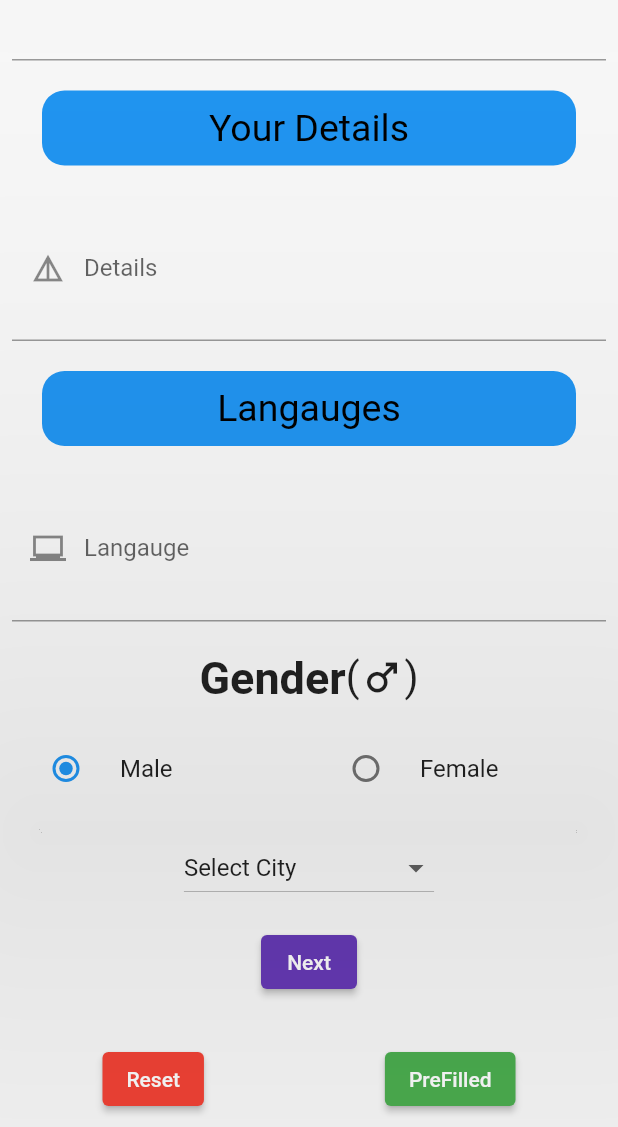
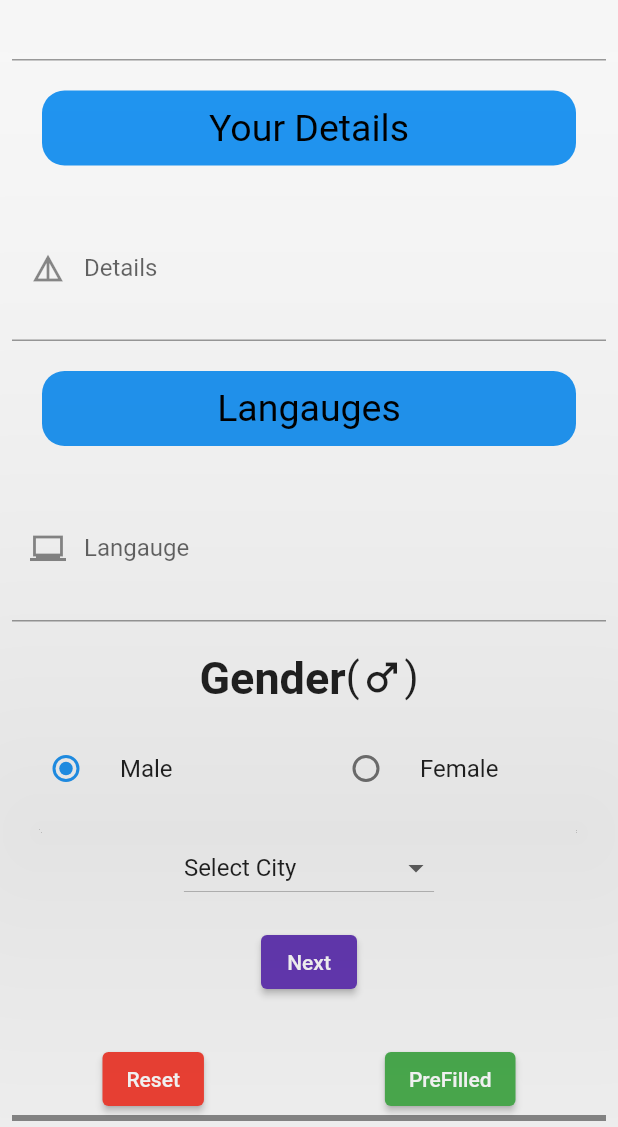
Before and after one commit to Akshitchovatiya20/resume, a Flutter app: the screen it shows after launch, scrolled down 1023 dp, on a phone screen of 412 x 824 dp, the part 109-1236 px from its top. Run offline on Flutter 3.47's test engine with Material 2 defaults, Android fonts, the light colour scheme and no system bars; our stand-ins replace image_picker, pdf.

Commit message:
22/06/22 /Afternoon

```diff
--- a/lib/Four.dart
+++ b/lib/Four.dart
@@ -1,4 +1,3 @@
-import 'dart:io';
 
 import 'package:flutter/material.dart';
 import 'package:resume/Modalclass.dart';
@@ -54,7 +53,7 @@ class _fourState extends State<four> {
                           height: 100,
                           width: 100,
                           child: CircleAvatar(
-                            backgroundImage: FileImage(File(m1.f1.path)),
+                            backgroundImage: FileImage(m1.f1),
                           ),
                         ),
                       ),
--- a/lib/Modalclass.dart
+++ b/lib/Modalclass.dart
@@ -1,6 +1,6 @@
 import 'dart:io';
 
-class Modeldata{
+class Modeldata {
   File f1 = File("");
   String? name;
   String? edu;
@@ -29,5 +29,4 @@ class Modeldata{
       this.selectcity,
       f1
   });
-
 }
--- a/lib/Second.dart
+++ b/lib/Second.dart
@@ -1,3 +1,4 @@
+import 'dart:async';
 import 'dart:io';
 
 import 'package:flutter/material.dart';
@@ -32,9 +33,12 @@ class _secondState extends State<second> {
   String selectcity = 'Select City';
   String select = 'Male';
   String name = '';
+  double i = 0;
 
   @override
   Widget build(BuildContext context) {
+    Timer(Duration(seconds: 3),(){
+    });
     return Form(
       key: txtkey,
       child: SafeArea(
@@ -353,9 +357,7 @@ class _secondState extends State<second> {
                   ElevatedButton(
                       onPressed: () {
                         if (txtkey.currentState!.validate() == true) {
-                         Modeldata data = Modeldata(name: txtname.text,
-                         edu: txtedu.text,mno: txtmob.text,skil: txtskil.text,pskil: txtpskil.text,exp: txtexp.text,img: f1.path,
-                           gmail: txtemail.text,det: txtdet.text,lang: txtlang.text,f1: f1.path,select: select,selectcity: selectcity);
+                         Modeldata data = Modeldata(name: txtname.text,edu: txtedu.text, mno:txtmob.text, skil:txtskil.text, pskil: txtpskil.text, exp: txtexp.text, gmail:txtemail.text, det:txtdet.text, lang:txtlang.text,select: select,selectcity: selectcity,f1: f1);
 
                           Navigator.pushNamed(context, 'rd', arguments: data);
                         }
@@ -384,6 +386,12 @@ class _secondState extends State<second> {
                         ),
                       ],
                     ),
+                     LinearProgressIndicator(
+                      value: i/100,
+                       color: Colors.red,
+                       backgroundColor: Colors.black45,
+                       valueColor: AlwaysStoppedAnimation<Color>(Colors.blue),
+                     ),
                 ],
               ),
             ),
```
Also changed, not shown: lib/Third.dart (+16 -0 lines). Lines whose indentation alone changed are shown as unchanged.
